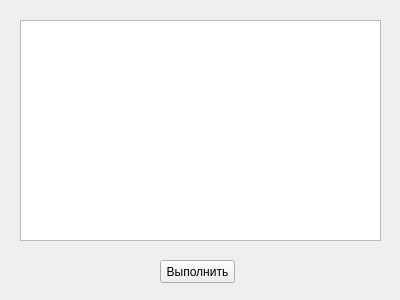
Above: OSandDB/Lab_2/mainwindow.ui from ArtyomRusak/university before the change. Below: the same form after it.
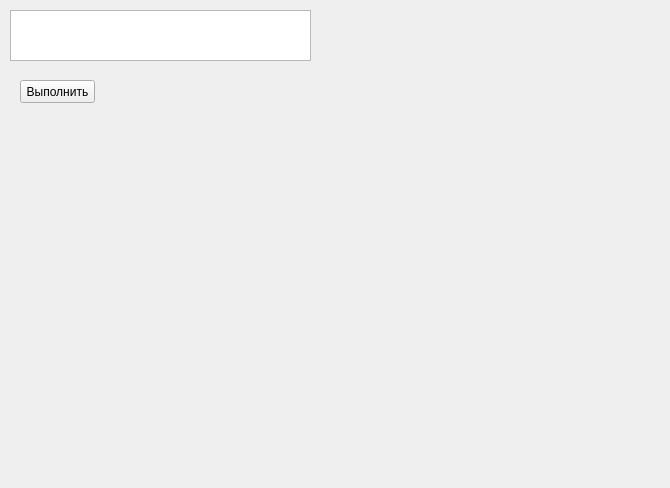
That is the form after the change.

The edit to the form file:
```diff
--- a/OSandDB/Lab_2/mainwindow.ui
+++ b/OSandDB/Lab_2/mainwindow.ui
@@ -6,8 +6,8 @@
    <rect>
     <x>0</x>
     <y>0</y>
-    <width>400</width>
-    <height>300</height>
+    <width>670</width>
+    <height>488</height>
    </rect>
   </property>
   <property name="windowTitle">
@@ -17,8 +17,8 @@
    <widget class="QPushButton" name="pb_start">
     <property name="geometry">
      <rect>
-      <x>160</x>
-      <y>260</y>
+      <x>20</x>
+      <y>80</y>
       <width>75</width>
       <height>23</height>
      </rect>
@@ -30,10 +30,10 @@
    <widget class="QTextEdit" name="textEdit">
     <property name="geometry">
      <rect>
-      <x>20</x>
-      <y>20</y>
-      <width>361</width>
-      <height>221</height>
+      <x>10</x>
+      <y>10</y>
+      <width>301</width>
+      <height>51</height>
      </rect>
     </property>
    </widget>
```
Left out of the diff: 4 changed lines with no effect on the pictures.
